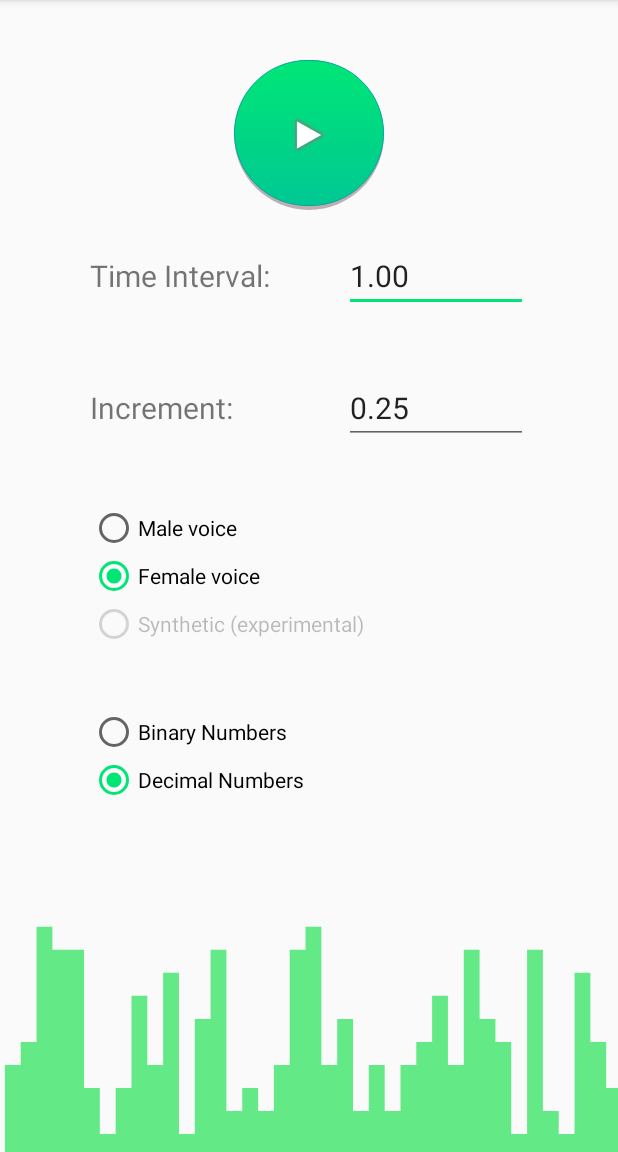
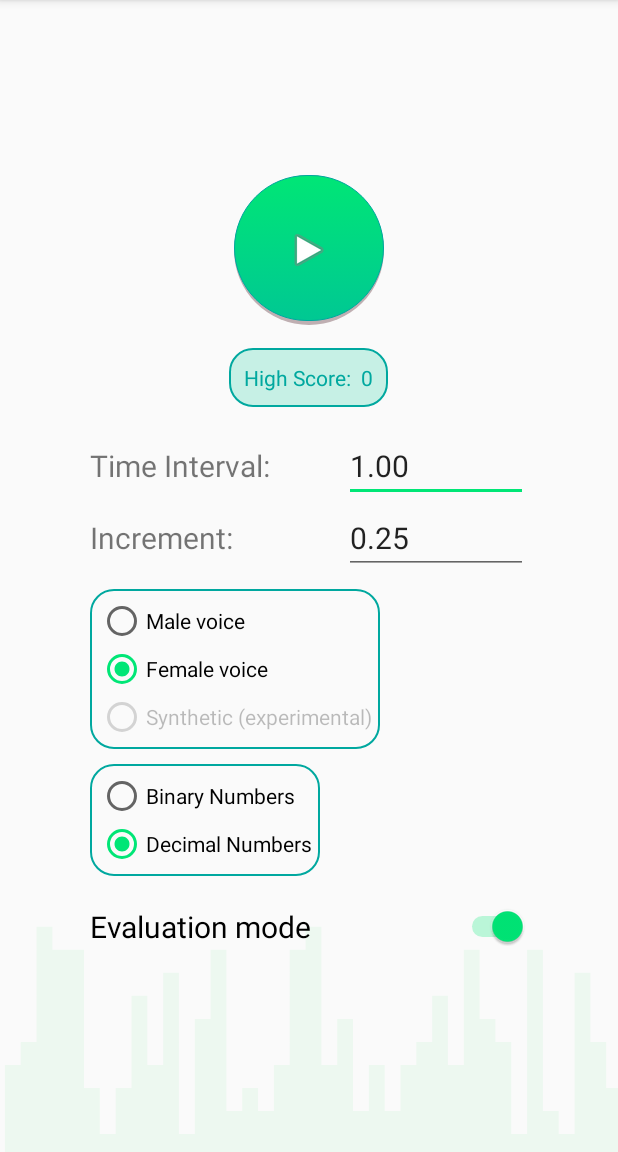
Before and after one commit to VivekThazhathattil/dekadico, an Android app: the screen it shows after launch (MainActivity), on a phone screen of 412 x 824 dp, the part 84-1236 px from its top. Run offline under Robolectric (Android 15) with nearby library versions, the phone set to English and light mode, and no system bars.

Commit message:
add highscore, self evaluation

```diff
--- a/app/build.gradle
+++ b/app/build.gradle
@@ -8,8 +8,8 @@ android {
         applicationId "com.example.spokennumbers"
         minSdkVersion 16
         targetSdkVersion 29
-        versionCode 6
-        versionName "1.5"
+        versionCode 7
+        versionName "1.6"
 
         testInstrumentationRunner "androidx.test.runner.AndroidJUnitRunner"
     }
--- a/app/src/main/java/com/example/spokennumbers/MainActivity.java
+++ b/app/src/main/java/com/example/spokennumbers/MainActivity.java
@@ -20,12 +20,16 @@ public class MainActivity extends AppCompatActivity {
     private spoken_numbers_main_fragment mainFragment;
     private spoken_numbers_ingame_fragment ingameFragment;
     private spoken_numbers_recall_fragment recallFragment;
+    private EvaluationFragment evaluationFragment;
+    public static boolean evaluationMode = true;
 
     public static final String SHARED_PREFS = "sharedPrefs";
     public static final String DELAYTIME = "delayTime";
     public static final String INCTIME = "incTime";
     public static final String ISFEMALE = "isFemale";
     public static final String ISDECIMAL = "isDecimal";
+    public static final String EVALMODE = "isEvalMode";
+    public static final String HIGHSCORE = "highScore";
 
     public void switchToInGameFragment(float timeDelay, float timeInc, boolean isFemale, boolean isDec){
         ingameFragment = new spoken_numbers_ingame_fragment(timeDelay, timeInc, isFemale, isDec);
@@ -43,12 +47,34 @@ public class MainActivity extends AppCompatActivity {
         fragmentTransaction.replace(ingameFragment.getId(), recallFragment);
         fragmentTransaction.commit();
     }
-    public void switchToMainFragment(){
+
+    public void switchToEvalFragment(ArrayList<Integer> al){
+        evaluationFragment = new EvaluationFragment(al);
+        FragmentTransaction fragmentTransaction = fragmentManager.beginTransaction();
+        fragmentTransaction.setCustomAnimations(R.anim.enter_from_right, R.anim.exit_to_right, R.anim.enter_from_right, R.anim.exit_to_right);
+        //fragmentTransaction.addToBackStack(null);
+        fragmentTransaction.replace(ingameFragment.getId(), evaluationFragment);
+        fragmentTransaction.commit();
+    }
+
+    public void switchToMainFragment(String mode){
         mainFragment = new spoken_numbers_main_fragment();
         FragmentTransaction fragmentTransaction = fragmentManager.beginTransaction();
         fragmentTransaction.setCustomAnimations(R.anim.enter_from_right, R.anim.exit_to_right, R.anim.enter_from_right, R.anim.exit_to_right);
         //fragmentTransaction.addToBackStack(null);
-        fragmentTransaction.replace(recallFragment.getId(), mainFragment);
+        switch (mode) {
+            case "recall":
+                fragmentTransaction.replace(recallFragment.getId(), mainFragment);
+                break;
+            case "eval":
+                fragmentTransaction.replace(evaluationFragment.getId(), mainFragment);
+                break;
+            case "ingame":
+                fragmentTransaction.replace(ingameFragment.getId(), mainFragment);
+                break;
+            default:
+                return;
+        }
         fragmentTransaction.commit();
     }
     @Override
@@ -69,13 +95,14 @@ public class MainActivity extends AppCompatActivity {
         fragmentTransaction.add(CONTENT_VIEW_ID, mainFragment);
         fragmentTransaction.commit();
     }
-    public void saveData(String delayTimeText, String incTimeText, boolean femaleChecked, boolean decimalChecked){
+    public void saveData(String delayTimeText, String incTimeText, boolean femaleChecked, boolean decimalChecked, boolean isEvalMode){
         SharedPreferences sharedPreferences = getSharedPreferences(SHARED_PREFS, MODE_PRIVATE);
         SharedPreferences.Editor editor = sharedPreferences.edit();
         editor.putString(DELAYTIME, delayTimeText);
         editor.putString(INCTIME, incTimeText);
         editor.putBoolean(ISFEMALE, femaleChecked);
         editor.putBoolean(ISDECIMAL, decimalChecked);
+        editor.putBoolean(EVALMODE, isEvalMode);
         editor.apply();
     }
     public String loadDataDelayTime(){
@@ -88,10 +115,29 @@ public class MainActivity extends AppCompatActivity {
     }
     public boolean loadDataFemaleChecked(){
         SharedPreferences sharedPreferences = getSharedPreferences(SHARED_PREFS, MODE_PRIVATE);
-        return (boolean)sharedPreferences.getBoolean(ISFEMALE, true);
+        return (boolean) sharedPreferences.getBoolean(ISFEMALE, true);
     }
     public boolean loadDataDecimalChecked(){
         SharedPreferences sharedPreferences = getSharedPreferences(SHARED_PREFS, MODE_PRIVATE);
         return (boolean)sharedPreferences.getBoolean(ISDECIMAL, true);
     }
+    public boolean loadEvalModeChecked(){
+        SharedPreferences sharedPreferences = getSharedPreferences(SHARED_PREFS, MODE_PRIVATE);
+        return (boolean)sharedPreferences.getBoolean(EVALMODE, true);
+    }
+
+    public void saveHighScore(int newScore){
+        SharedPreferences sharedPreferences = getSharedPreferences(SHARED_PREFS, MODE_PRIVATE);
+        SharedPreferences.Editor editor = sharedPreferences.edit();
+        int oldHighScore = loadHighScore();
+        if(newScore > oldHighScore){
+            editor.putInt(HIGHSCORE, newScore);
+            editor.apply();
+        }
+    }
+
+    public int loadHighScore(){
+        SharedPreferences sharedPreferences = getSharedPreferences(SHARED_PREFS, MODE_PRIVATE);
+        return (int)sharedPreferences.getInt(HIGHSCORE, 0);
+    }
 }
--- a/app/src/main/java/com/example/spokennumbers/spoken_numbers_main_fragment.java
+++ b/app/src/main/java/com/example/spokennumbers/spoken_numbers_main_fragment.java
@@ -11,13 +11,11 @@ import android.widget.EditText;
 import android.widget.ImageButton;
 import android.widget.RadioButton;
 import android.widget.RadioGroup;
+import android.widget.Switch;
+import android.widget.TextView;
 
+import java.util.Objects;
 
-/**
- * A simple {@link Fragment} subclass.
- * Use the {@link spoken_numbers_main_fragment#newInstance} factory method to
- * create an instance of this fragment.
- */
 public class spoken_numbers_main_fragment extends Fragment {
 
     private ImageButton startButton;
@@ -60,7 +58,7 @@ public class spoken_numbers_main_fragment extends Fragment {
         timeDelayInput = getView().findViewById(R.id.time_delay_input);
         timeIncInput = getView().findViewById(R.id.time_inc_num);
 
-        defaultTimeDelay = ((MainActivity)getActivity()).loadDataDelayTime();
+        defaultTimeDelay = ((MainActivity) Objects.requireNonNull(getActivity())).loadDataDelayTime();
         defaultTimeInc = ((MainActivity)getActivity()).loadDataIncTime();
         timeDelayInput.setText(defaultTimeDelay);
         timeIncInput.setText(defaultTimeInc);
@@ -78,6 +76,15 @@ public class spoken_numbers_main_fragment extends Fragment {
         decimalButton.setChecked(((MainActivity)getActivity()).loadDataDecimalChecked());
         binaryButton.setChecked(!((MainActivity)getActivity()).loadDataDecimalChecked());
 
+        Switch evalSwitch = Objects.requireNonNull(getView()).findViewById(R.id.eval_mode_switch);
+        boolean evalState = ((MainActivity)getActivity()).loadEvalModeChecked();
+        evalSwitch.setChecked(evalState);
+
+        TextView highScoreText = getView().findViewById(R.id.high_score_view);
+        int highScoreInt = ((MainActivity) getActivity()).loadHighScore();
+        String highScoreStr = "High Score:  " + highScoreInt;
+        highScoreText.setText(highScoreStr);
+
         startButton.setOnClickListener(new View.OnClickListener(){
             public void onClick(View v) {
                 String timeDelayStr = timeDelayInput.getText().toString();
@@ -90,7 +97,7 @@ public class spoken_numbers_main_fragment extends Fragment {
                     timeDelayNum = Float.parseFloat(defaultTimeDelay);
                 }
                 else{
-                    timeDelayNum = Float.valueOf(timeDelayStr);
+                    timeDelayNum = Float.parseFloat(timeDelayStr);
                     if(timeDelayNum <= 0.1)
                         timeDelayNum = Float.parseFloat(defaultTimeDelay);
                 }
@@ -99,11 +106,11 @@ public class spoken_numbers_main_fragment extends Fragment {
                     timeIncNum = Float.parseFloat(defaultTimeInc);
                 }
                 else{
-                    timeIncNum = Float.valueOf(timeIncStr);
+                    timeIncNum = Float.parseFloat(timeIncStr);
                     if(timeIncNum <= 0.1)
                         timeIncNum = Float.parseFloat(defaultTimeInc);
                 }
-                boolean isFemaleVoice = ((MainActivity)getActivity()).loadDataFemaleChecked();
+                boolean isFemaleVoice = ((MainActivity) Objects.requireNonNull(getActivity())).loadDataFemaleChecked();
                 if(femaleVoiceButton.isChecked()){
                     isFemaleVoice = true;
                 }
@@ -119,8 +126,19 @@ public class spoken_numbers_main_fragment extends Fragment {
                     isDecimal = false;
                 }
 
+                boolean evaluationMode = ((MainActivity)getActivity()).loadEvalModeChecked();
+
+                if(decimalButton.isChecked()){
+                    isDecimal = true;
+                }
+                else if(binaryButton.isChecked()){
+                    isDecimal = false;
+                }
+
+                MainActivity.evaluationMode = evalSwitch.isChecked();
+
                 ((MainActivity)getActivity()).saveData(Float.toString(timeDelayNum),
-                        Float.toString(timeIncNum), isFemaleVoice, isDecimal);
+                        Float.toString(timeIncNum), isFemaleVoice, isDecimal, MainActivity.evaluationMode);
                 ((MainActivity)getActivity()).switchToInGameFragment(timeDelayNum, timeIncNum, isFemaleVoice, isDecimal);
             }
         });
--- a/app/src/main/java/com/example/spokennumbers/spoken_numbers_recall_fragment.java
+++ b/app/src/main/java/com/example/spokennumbers/spoken_numbers_recall_fragment.java
@@ -12,6 +12,7 @@ import android.widget.ImageButton;
 import android.widget.TextView;
 
 import java.util.ArrayList;
+import java.util.Objects;
 
 public class spoken_numbers_recall_fragment extends Fragment {
     private ArrayList<Integer> num_list;
@@ -70,7 +71,7 @@ public class spoken_numbers_recall_fragment extends Fragment {
         });
         returnButton.setOnClickListener(new View.OnClickListener(){
             public void onClick(View view){
-                ((MainActivity)getActivity()).switchToMainFragment();
+                ((MainActivity) Objects.requireNonNull(getActivity())).switchToMainFragment("recall");
             }
         });
     }
--- /dev/null
+++ b/app/src/main/res/drawable/border_fancy.xml
@@ -0,0 +1,12 @@
+<?xml version="1.0" encoding="utf-8"?>
+<shape xmlns:android="http://schemas.android.com/apk/res/android"
+android:shape="rectangle"
+android:padding="10dp">
+
+<stroke android:width="1dip" android:color="@color/colorPrimaryDark"/>
+<corners
+    android:bottomRightRadius="15dp"
+    android:bottomLeftRadius="15dp"
+    android:topLeftRadius="15dp"
+    android:topRightRadius="15dp" />
+</shape>
--- a/app/src/main/res/drawable/ic_bg_basic.xml
+++ b/app/src/main/res/drawable/ic_bg_basic.xml
@@ -6,5 +6,5 @@
   <path
       android:pathData="m7.13,1383.11v96H30.17v-32h23.03v-160h23.09v32h23.03v0h23.03v192h23.03v64h23.09v-64h23.03v-128h23.03v96h23.03v-128h23.09v224h23.03v-160h23.03v-96h23.03v224h23.03v-32h23.09v32h23.03v-64h23.03v-160h23.03v-32h23.09v192h23.03v-64h23.03v128h23.03v-64h23.09v64h23.03v-64h23.03v-32h23.03v-64h23.03v96h23.09v-160h23.03v96h23.03v32h23.03v128h23.09v-256h23.03v224h23.03v32h23.03v-224h23.09v96h23.03v64h23.03v96h-23.03v0h-23.03v0h-23.09v0h-23.03v0H790.69v0h-23.03v0h-23.09v0h-23.03v0h-23.03v0H675.47v0h-23.09v0h-23.03v0h-23.03v0h-23.03v0h-23.03v0h-23.09v0h-23.03v0H491.1v0h-23.03v0h-23.09v0h-23.03v0h-23.03v0h-23.03v0h-23.09v0h-23.03v0h-23.03v0h-23.03v0h-23.03v0h-23.09v0h-23.03v0h-23.03v0h-23.03v0h-23.09v0h-23.03v0H99.32v0H76.29v0H53.2v0H30.17v0H7.13v0z"
       android:strokeWidth="0.790031"
-      android:fillColor="@color/colorPrimary"/>
+      android:fillColor="@color/colorPrimaryTransparent"/>
 </vector>
--- /dev/null
+++ b/app/src/main/res/drawable/round_edittext.xml
@@ -0,0 +1,13 @@
+<?xml version="1.0" encoding="utf-8"?>
+<shape xmlns:android="http://schemas.android.com/apk/res/android"
+android:shape="rectangle"
+android:padding="10dp">
+
+<solid android:color="@color/colorPrimaryTranslucent" />
+<stroke android:width="1dip" android:color="@color/colorPrimaryDark"/>
+<corners
+    android:bottomRightRadius="15dp"
+    android:bottomLeftRadius="15dp"
+    android:topLeftRadius="15dp"
+    android:topRightRadius="15dp" />
+</shape>
--- a/app/src/main/res/layout/spoken_numbers_main_fragment.xml
+++ b/app/src/main/res/layout/spoken_numbers_main_fragment.xml
@@ -17,6 +17,7 @@
             android:layout_width="match_parent"
             android:layout_height="match_parent"
             android:layout_margin="20dp"
+            android:gravity="center_vertical"
             android:orientation="vertical"
             android:padding="20dp"
             app:layout_constraintBottom_toBottomOf="parent"
@@ -30,16 +31,37 @@
                 android:layout_height="wrap_content"
                 android:layout_gravity="center"
                 android:background="@drawable/round_button_with_states"
-                android:contentDescription="Begin training"
+                android:contentDescription="@string/begin_training"
                 android:minWidth="100dp"
                 android:minHeight="100dp"
                 android:src="@android:drawable/ic_media_play" />
+
+            <TextView
+                android:id="@+id/high_score_view"
+                android:layout_width="wrap_content"
+                android:layout_height="wrap_content"
+                android:background="@drawable/round_edittext"
+                android:minWidth="50dp"
+                android:minHeight="20dp"
+                android:gravity="center"
+                android:layout_gravity="center"
+                android:padding="10dp"
+                android:layout_marginTop="15dp"
+                android:textColor="@color/colorPrimaryDark"
+            android:text="@string/high_score" />
+
+            <LinearLayout
+                android:layout_width="wrap_content"
+                android:layout_height="wrap_content"
+                android:orientation="horizontal"></LinearLayout>
 
             <LinearLayout
                 android:id="@+id/time_delay_container"
                 android:layout_width="wrap_content"
                 android:layout_height="wrap_content"
-                android:layout_margin="20dp"
+                android:layout_marginTop="15dp"
+                android:layout_marginLeft="20dp"
+                android:layout_marginRight="20dp"
                 android:orientation="horizontal">
 
                 <TextView
@@ -47,7 +69,7 @@
                     android:layout_width="279dp"
                     android:layout_height="wrap_content"
                     android:layout_weight="1"
-                    android:contentDescription="The amount of time interval between speaking two numbers"
+                    android:contentDescription="@string/timedelay_desc"
                     android:text="@string/time_interval"
                     android:textSize="20sp" />
 
@@ -67,7 +89,8 @@
                 android:id="@+id/time_inc_container"
                 android:layout_width="wrap_content"
                 android:layout_height="wrap_content"
-                android:layout_margin="20dp"
+                android:layout_marginLeft="20dp"
+                android:layout_marginRight="20dp"
                 android:orientation="horizontal">
 
                 <TextView
@@ -93,7 +116,11 @@
                 android:id="@+id/voice_select_container"
                 android:layout_width="wrap_content"
                 android:layout_height="wrap_content"
-                android:layout_margin="20dp">
+                android:background="@drawable/border_fancy"
+                android:padding="5dp"
+                android:layout_marginTop="10dp"
+                android:layout_marginLeft="20dp"
+                android:layout_marginRight="20dp">
 
                 <RadioGroup
                     android:id="@+id/male_female_radio_group"
@@ -126,7 +153,11 @@
                 android:id="@+id/dec_or_bin_container"
                 android:layout_width="wrap_content"
                 android:layout_height="wrap_content"
-                android:layout_margin="20dp"
+                android:padding="5dp"
+                android:background="@drawable/border_fancy"
+                android:layout_marginTop="10dp"
+                android:layout_marginLeft="20dp"
+                android:layout_marginRight="20dp"
                 android:orientation="horizontal">
 
                 <RadioGroup
@@ -149,6 +180,15 @@
                 </RadioGroup>
             </LinearLayout>
 
+            <Switch
+                android:id="@+id/eval_mode_switch"
+                android:layout_width="match_parent"
+                android:layout_height="wrap_content"
+                android:layout_margin="20dp"
+                android:checked="true"
+                android:textSize="20sp"
+                android:text="@string/evaluation_mode" />
+
         </LinearLayout>
 
     </androidx.constraintlayout.widget.ConstraintLayout>
--- a/app/src/main/res/values/colors.xml
+++ b/app/src/main/res/values/colors.xml
@@ -1,7 +1,10 @@
 <?xml version="1.0" encoding="utf-8"?>
 <resources>
     <color name="colorPrimary">#00c893</color>
+    <color name="colorPrimaryTransparent">#1500c893</color>
+    <color name="colorPrimaryTranslucent">#3500c893</color>
     <color name="colorPrimaryDark">#00a89f</color>
     <color name="colorAccent">#00E676</color>
     <color name="black">#121212</color>
+    <color name="white">#FFFFFF</color>
 </resources>
--- a/app/src/main/res/values/strings.xml
+++ b/app/src/main/res/values/strings.xml
@@ -14,4 +14,13 @@
     <string name="synthetic_text">Synthetic (experimental) </string>
     <string name="decimal_numbers">Decimal Numbers</string>
     <string name="binary_numbers">Binary Numbers</string>
+    <string name="evaluation_mode">Evaluation mode</string>
+    <string name="check">Check</string>
+    <string name="textview">TextView</string>
+    <string name="type_answer_here">Type answer here...</string>
+    <string name="restart_text">Restart</string>
+    <string name="blank">-</string>
+    <string name="high_score">High Score: -</string>
+    <string name="begin_training">Begin training</string>
+    <string name="timedelay_desc">The amount of time interval between speaking two numbers</string>
 </resources>
```
Also changed, not shown: app/src/main/java/com/example/spokennumbers/EvaluationFragment.java (added, +85 -0 lines), app/src/main/java/com/example/spokennumbers/spoken_numbers_ingame_fragment.java (+22 -28 lines), app/src/main/res/layout-v21/spoken_numbers_eval_fragment.xml (added, +64 -0 lines), app/src/main/res/layout/spoken_numbers_eval_fragment.xml (added, +63 -0 lines).
